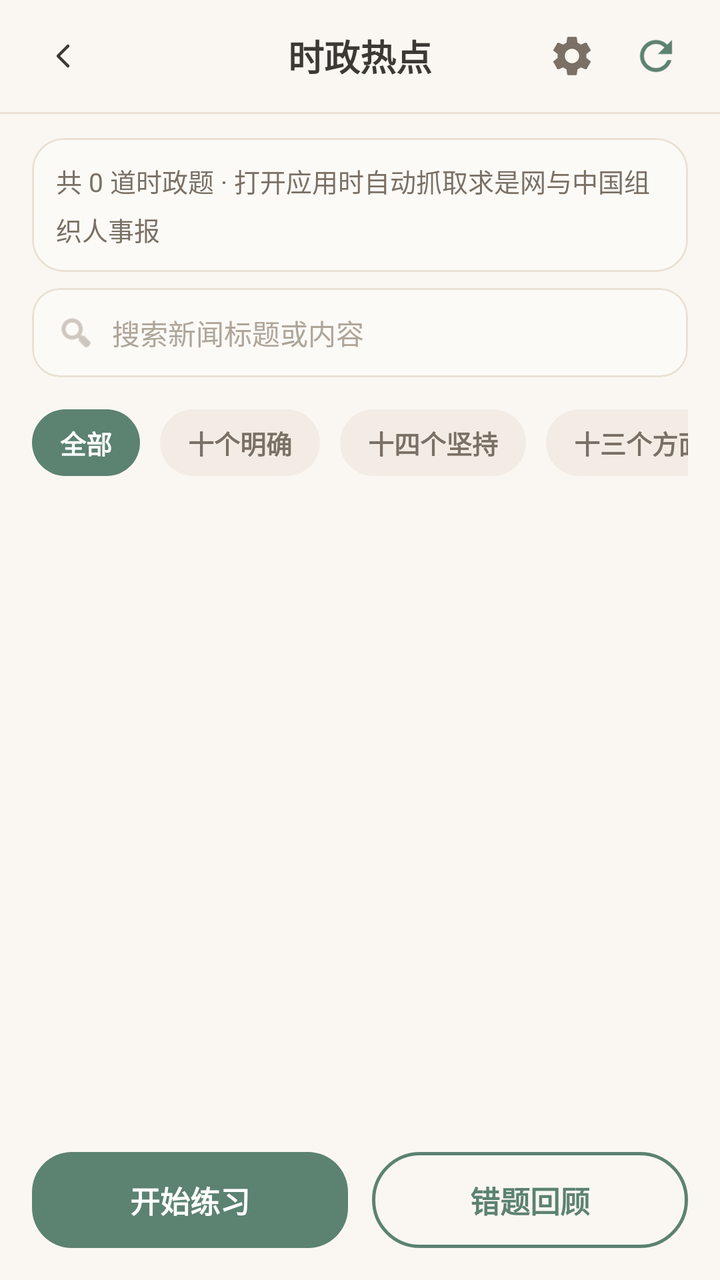
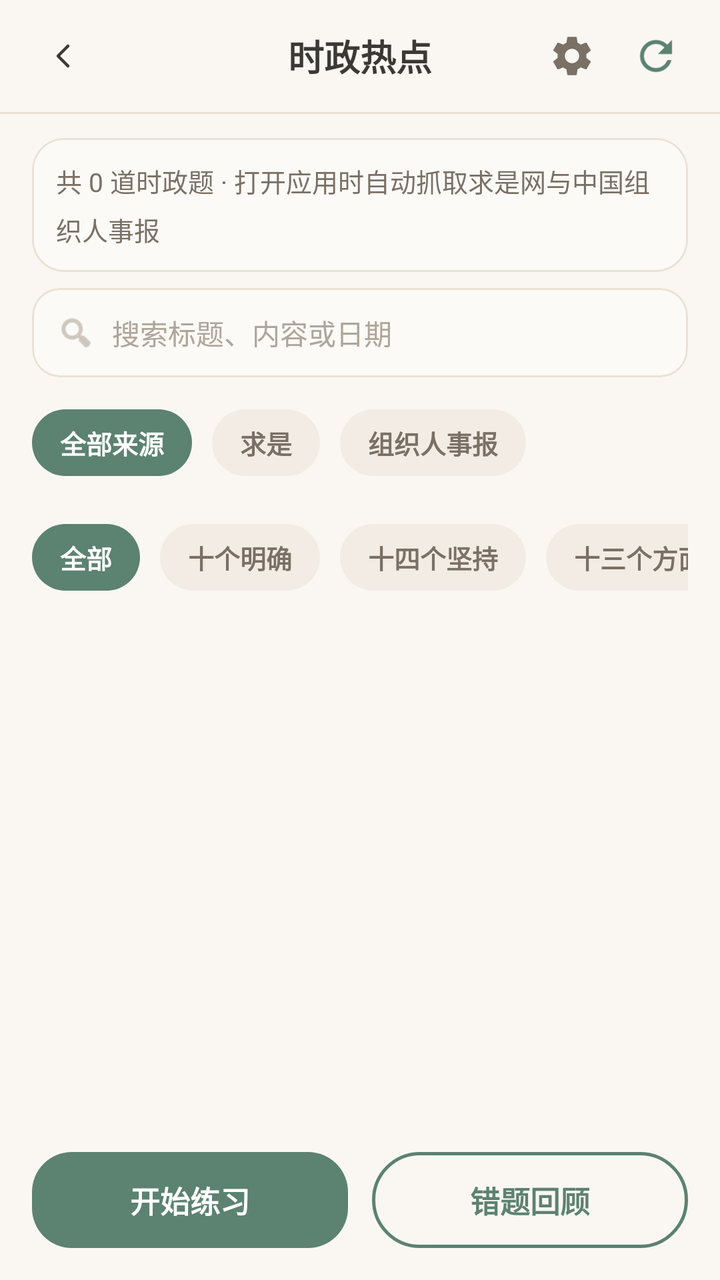

Two renders of the same Android screen: before a commit and after it. Below are the layout's source before the change and the commit's diff.
<!-- AndroidManifest.xml: activity theme Theme.AIAssistant -->
<!-- res/layout/activity_shizheng.xml -->
<?xml version="1.0" encoding="utf-8"?>
<LinearLayout xmlns:android="http://schemas.android.com/apk/res/android"
    xmlns:app="http://schemas.android.com/apk/res-auto"
    android:layout_width="match_parent"
    android:layout_height="match_parent"
    android:background="@color/background"
    android:orientation="vertical">

    
    <RelativeLayout
        android:layout_width="match_parent"
        android:layout_height="56dp"
        android:background="@color/background"
        android:paddingHorizontal="16dp">

        <ImageView
            android:id="@+id/btn_back"
            android:layout_width="32dp"
            android:layout_height="32dp"
            android:layout_centerVertical="true"
            android:src="@drawable/ic_chevron_right"
            android:rotation="180"
            android:padding="4dp"
            android:background="?attr/selectableItemBackgroundBorderless"
            android:clickable="true"
            android:focusable="true"
            app:tint="@color/text_primary" />

        <TextView
            android:layout_width="wrap_content"
            android:layout_height="wrap_content"
            android:layout_centerInParent="true"
            android:text="时政热点"
            android:textSize="18sp"
            android:textStyle="bold"
            android:textColor="@color/text_primary" />

        <ImageView
            android:id="@+id/btn_settings"
            android:layout_width="32dp"
            android:layout_height="32dp"
            android:layout_toStartOf="@id/btn_refresh"
            android:layout_centerVertical="true"
            android:layout_marginEnd="10dp"
            android:src="@drawable/ic_settings"
            android:padding="4dp"
            android:background="?attr/selectableItemBackgroundBorderless"
            android:clickable="true"
            android:focusable="true"
            app:tint="@color/text_secondary" />

        <ImageView
            android:id="@+id/btn_refresh"
            android:layout_width="32dp"
            android:layout_height="32dp"
            android:layout_alignParentEnd="true"
            android:layout_centerVertical="true"
            android:src="@drawable/ic_refresh"
            android:padding="4dp"
            android:background="?attr/selectableItemBackgroundBorderless"
            android:clickable="true"
            android:focusable="true"
            app:tint="@color/primary" />
    </RelativeLayout>

    <View
        android:layout_width="match_parent"
        android:layout_height="1dp"
        android:background="@color/border_light" />

    
    <com.google.android.material.card.MaterialCardView
        android:layout_width="match_parent"
        android:layout_height="wrap_content"
        android:layout_marginHorizontal="16dp"
        android:layout_marginTop="12dp"
        app:cardCornerRadius="16dp"
        app:cardElevation="0dp"
        app:strokeColor="@color/border_light"
        app:strokeWidth="1dp"
        app:cardBackgroundColor="@color/background_card_glass">

        <TextView
            android:id="@+id/tv_sync_status"
            android:layout_width="match_parent"
            android:layout_height="wrap_content"
            android:padding="12dp"
            android:text="共 0 道时政题 · 打开应用时自动抓取求是网与中国组织人事报"
            android:textSize="13sp"
            android:textColor="@color/text_secondary"
            android:lineSpacingMultiplier="1.3" />
    </com.google.android.material.card.MaterialCardView>

    
    <com.google.android.material.card.MaterialCardView
        android:layout_width="match_parent"
        android:layout_height="wrap_content"
        android:layout_marginHorizontal="16dp"
        android:layout_marginTop="8dp"
        app:cardCornerRadius="14dp"
        app:cardElevation="0dp"
        app:strokeColor="@color/border_light"
        app:strokeWidth="1dp"
        app:cardBackgroundColor="@color/background_card_glass">

        <LinearLayout
            android:layout_width="match_parent"
            android:layout_height="wrap_content"
            android:orientation="horizontal"
            android:gravity="center_vertical"
            android:paddingHorizontal="12dp"
            android:paddingVertical="4dp">

            <ImageView
                android:layout_width="20dp"
                android:layout_height="20dp"
                android:src="@android:drawable/ic_menu_search"
                app:tint="@color/text_tertiary" />

            <EditText
                android:id="@+id/et_search"
                android:layout_width="0dp"
                android:layout_height="wrap_content"
                android:layout_weight="1"
                android:background="@null"
                android:hint="搜索新闻标题或内容"
                android:textSize="14sp"
                android:textColor="@color/text_primary"
                android:textColorHint="@color/text_tertiary"
                android:inputType="text"
                android:imeOptions="actionSearch"
                android:maxLines="1"
                android:paddingHorizontal="8dp"
                android:paddingVertical="8dp" />

            <ImageView
                android:id="@+id/btn_clear_search"
                android:layout_width="20dp"
                android:layout_height="20dp"
                android:src="@android:drawable/ic_menu_close_clear_cancel"
                app:tint="@color/text_tertiary"
                android:visibility="gone" />
        </LinearLayout>
    </com.google.android.material.card.MaterialCardView>

    
    <HorizontalScrollView
        android:layout_width="match_parent"
        android:layout_height="wrap_content"
        android:layout_marginTop="8dp"
        android:paddingHorizontal="16dp"
        android:scrollbars="none">

        <LinearLayout
            android:layout_width="wrap_content"
            android:layout_height="wrap_content"
            android:orientation="horizontal"
            android:paddingVertical="8dp">

            <TextView
                android:id="@+id/chip_all"
                android:layout_width="wrap_content"
                android:layout_height="wrap_content"
                android:text="全部"
                android:textSize="13sp"
                android:textStyle="bold"
                android:paddingVertical="7dp"
                android:paddingHorizontal="14dp"
                android:background="@drawable/bg_primary_chip"
                android:textColor="#FFFFFF"
                android:clickable="true"
                android:focusable="true" />

            <TextView
                android:id="@+id/chip_ten"
                android:layout_width="wrap_content"
                android:layout_height="wrap_content"
                android:layout_marginStart="10dp"
                android:text="十个明确"
                android:textSize="13sp"
                android:textStyle="bold"
                android:paddingVertical="7dp"
                android:paddingHorizontal="14dp"
                android:background="@drawable/bg_default_chip"
                android:textColor="@color/text_secondary"
                android:clickable="true"
                android:focusable="true" />

            <TextView
                android:id="@+id/chip_fourteen"
                android:layout_width="wrap_content"
                android:layout_height="wrap_content"
                android:layout_marginStart="10dp"
                android:text="十四个坚持"
                android:textSize="13sp"
                android:textStyle="bold"
                android:paddingVertical="7dp"
                android:paddingHorizontal="14dp"
                android:background="@drawable/bg_default_chip"
                android:textColor="@color/text_secondary"
                android:clickable="true"
                android:focusable="true" />

            <TextView
                android:id="@+id/chip_thirteen"
                android:layout_width="wrap_content"
                android:layout_height="wrap_content"
                android:layout_marginStart="10dp"
                android:text="十三个方面成就"
                android:textSize="13sp"
                android:textStyle="bold"
                android:paddingVertical="7dp"
                android:paddingHorizontal="14dp"
                android:background="@drawable/bg_default_chip"
                android:textColor="@color/text_secondary"
                android:clickable="true"
                android:focusable="true" />

            <TextView
                android:id="@+id/chip_six"
                android:layout_width="wrap_content"
                android:layout_height="wrap_content"
                android:layout_marginStart="10dp"
                android:text="六个必须坚持"
                android:textSize="13sp"
                android:textStyle="bold"
                android:paddingVertical="7dp"
                android:paddingHorizontal="14dp"
                android:background="@drawable/bg_default_chip"
                android:textColor="@color/text_secondary"
                android:clickable="true"
                android:focusable="true" />
        </LinearLayout>
    </HorizontalScrollView>

    
    <FrameLayout
        android:layout_width="match_parent"
        android:layout_height="0dp"
        android:layout_weight="1">

        <androidx.recyclerview.widget.RecyclerView
            android:id="@+id/rv_news"
            android:layout_width="match_parent"
            android:layout_height="match_parent"
            android:clipToPadding="false"
            android:paddingBottom="8dp" />

        <LinearLayout
            android:id="@+id/layout_empty"
            android:layout_width="match_parent"
            android:layout_height="match_parent"
            android:orientation="vertical"
            android:gravity="center"
            android:visibility="gone">

            <TextView
                android:layout_width="wrap_content"
                android:layout_height="wrap_content"
                android:text="📰"
                android:textSize="40sp" />

            <TextView
                android:id="@+id/tv_empty_msg"
                android:layout_width="wrap_content"
                android:layout_height="wrap_content"
                android:layout_marginTop="12dp"
                android:text="暂无时政新闻\n点击右上角刷新抓取"
                android:textSize="14sp"
                android:textColor="@color/text_secondary"
                android:gravity="center" />
        </LinearLayout>
    </FrameLayout>

    
    <LinearLayout
        android:layout_width="match_parent"
        android:layout_height="wrap_content"
        android:orientation="horizontal"
        android:padding="16dp">

        <TextView
            android:id="@+id/btn_practice"
            android:layout_width="0dp"
            android:layout_height="48dp"
            android:layout_weight="1"
            android:gravity="center"
            android:text="开始练习"
            android:textSize="15sp"
            android:textStyle="bold"
            android:textColor="#FFFFFF"
            android:background="@drawable/bg_primary_chip"
            android:clickable="true"
            android:focusable="true" />

        <TextView
            android:id="@+id/btn_wrong"
            android:layout_width="0dp"
            android:layout_height="48dp"
            android:layout_weight="1"
            android:layout_marginStart="12dp"
            android:gravity="center"
            android:text="错题回顾"
            android:textSize="15sp"
            android:textStyle="bold"
            android:textColor="@color/primary"
            android:background="@drawable/bg_outline_button"
            android:clickable="true"
            android:focusable="true" />
    </LinearLayout>
</LinearLayout>
<!-- resources referenced by this layout -->
<resources>
  <color name="background">#FAF7F2</color>
  <color name="background_card_glass">#FCFAF7</color>
  <color name="border_light">#EAE1D4</color>
  <color name="primary">#5C8271</color>
  <color name="text_primary">#3C3935</color>
  <color name="text_secondary">#7A7065</color>
  <color name="text_tertiary">#AFA599</color>
  <!-- drawable bg_default_chip (drawable) -->
  <?xml version="1.0" encoding="utf-8"?>
  <shape xmlns:android="http://schemas.android.com/apk/res/android"
      android:shape="rectangle">
      <solid android:color="@color/tag_blue_bg" />
      <corners android:radius="20dp" />
  </shape>
  <!-- drawable bg_outline_button (drawable) -->
  <?xml version="1.0" encoding="utf-8"?>
  <shape xmlns:android="http://schemas.android.com/apk/res/android"
      android:shape="rectangle">
      <stroke
          android:width="1.5dp"
          android:color="@color/primary" />
      <corners android:radius="24dp" />
      <solid android:color="@android:color/transparent" />
  </shape>
  <!-- drawable bg_primary_chip (drawable) -->
  <?xml version="1.0" encoding="utf-8"?>
  <shape xmlns:android="http://schemas.android.com/apk/res/android"
      android:shape="rectangle">
      <solid android:color="@color/primary" />
      <corners android:radius="20dp" />
  </shape>
  <!-- drawable ic_chevron_right (drawable) -->
  <vector xmlns:android="http://schemas.android.com/apk/res/android"
      android:width="24dp"
      android:height="24dp"
      android:viewportWidth="24"
      android:viewportHeight="24">
      <path
          android:pathData="M10,7l5,5l-5,5"
          android:strokeColor="@color/text_secondary"
          android:strokeWidth="1.5"
          android:strokeLineCap="round"
          android:strokeLineJoin="round" />
  </vector>
  <!-- drawable ic_refresh (drawable) -->
  <vector xmlns:android="http://schemas.android.com/apk/res/android"
      android:width="20dp"
      android:height="20dp"
      android:viewportWidth="24"
      android:viewportHeight="24">
      <path
          android:fillColor="#FF3C3935"
          android:pathData="M17.65,6.35C16.2,4.9 14.21,4 12,4c-4.42,0 -7.99,3.58 -7.99,8s3.57,8 7.99,8c3.73,0 6.84,-2.55 7.73,-6h-2.08c-0.82,2.33 -3.04,4 -5.65,4 -3.31,0 -6,-2.69 -6,-6s2.69,-6 6,-6c1.66,0 3.14,0.69 4.22,1.78L13,11h7V4l-2.35,2.35z" />
  </vector>
  <style name="Theme.AIAssistant" parent="Base.Theme.AIAssistant" />
  <color name="tag_blue_bg">#F2ECE4</color>
  <style name="Base.Theme.AIAssistant" parent="Theme.Material3.DayNight.NoActionBar">
          
          <item name="android:statusBarColor">@android:color/transparent</item>
          <item name="android:navigationBarColor">@color/background</item>
          <item name="android:windowDrawsSystemBarBackgrounds">true</item>
          
          <item name="colorPrimary">@color/primary</item>
          <item name="colorSecondary">@color/primary_light</item>
          <item name="android:windowBackground">@color/background</item>
      </style>
  <color name="primary_light">#88A798</color>
  <!-- unchanged entries left out for length: 1 -->
</resources>

<!-- the commit's change to res/layout/activity_shizheng.xml (unified diff, before → after) -->
@@ -123,7 +123,7 @@
                 android:layout_height="wrap_content"
                 android:layout_weight="1"
                 android:background="@null"
-                android:hint="搜索新闻标题或内容"
+                android:hint="搜索标题、内容或日期"
                 android:textSize="14sp"
                 android:textColor="@color/text_primary"
                 android:textColorHint="@color/text_tertiary"
@@ -142,6 +142,66 @@
                 android:visibility="gone" />
         </LinearLayout>
     </com.google.android.material.card.MaterialCardView>
+
+    
+    <HorizontalScrollView
+        android:layout_width="match_parent"
+        android:layout_height="wrap_content"
+        android:layout_marginTop="8dp"
+        android:paddingHorizontal="16dp"
+        android:scrollbars="none">
+
+        <LinearLayout
+            android:layout_width="wrap_content"
+            android:layout_height="wrap_content"
+            android:orientation="horizontal"
+            android:paddingVertical="8dp">
+
+            <TextView
+                android:id="@+id/chip_src_all"
+                android:layout_width="wrap_content"
+                android:layout_height="wrap_content"
+                android:text="全部来源"
+                android:textSize="13sp"
+                android:textStyle="bold"
+                android:paddingVertical="7dp"
+                android:paddingHorizontal="14dp"
+                android:background="@drawable/bg_primary_chip"
+                android:textColor="#FFFFFF"
+                android:clickable="true"
+                android:focusable="true" />
+
+            <TextView
+                android:id="@+id/chip_src_qiushi"
+                android:layout_width="wrap_content"
+                android:layout_height="wrap_content"
+                android:layout_marginStart="10dp"
+                android:text="求是"
+                android:textSize="13sp"
+                android:textStyle="bold"
+                android:paddingVertical="7dp"
+                android:paddingHorizontal="14dp"
+                android:background="@drawable/bg_default_chip"
+                android:textColor="@color/text_secondary"
+                android:clickable="true"
+                android:focusable="true" />
+
+            <TextView
+                android:id="@+id/chip_src_org"
+                android:layout_width="wrap_content"
+                android:layout_height="wrap_content"
+                android:layout_marginStart="10dp"
+                android:text="组织人事报"
+                android:textSize="13sp"
+                android:textStyle="bold"
+                android:paddingVertical="7dp"
+                android:paddingHorizontal="14dp"
+                android:background="@drawable/bg_default_chip"
+                android:textColor="@color/text_secondary"
+                android:clickable="true"
+                android:focusable="true" />
+        </LinearLayout>
+    </HorizontalScrollView>
 
     
     <HorizontalScrollView
